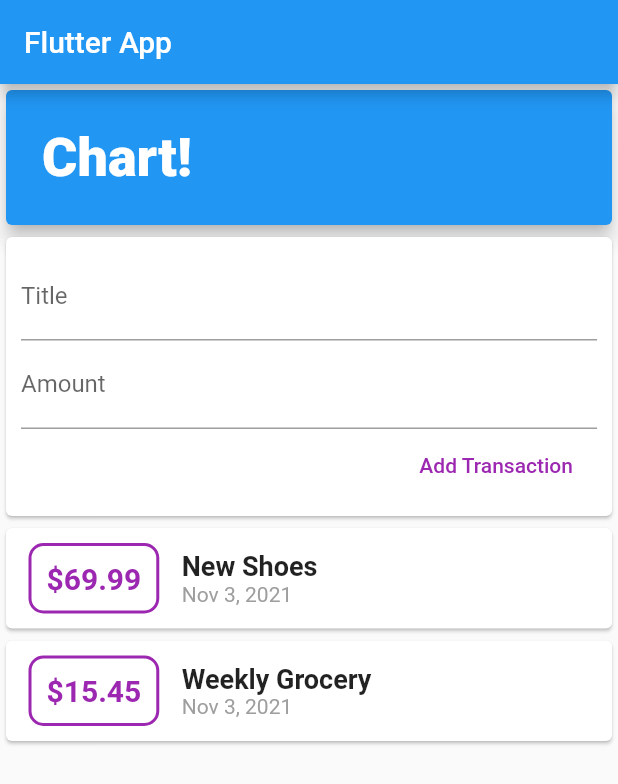
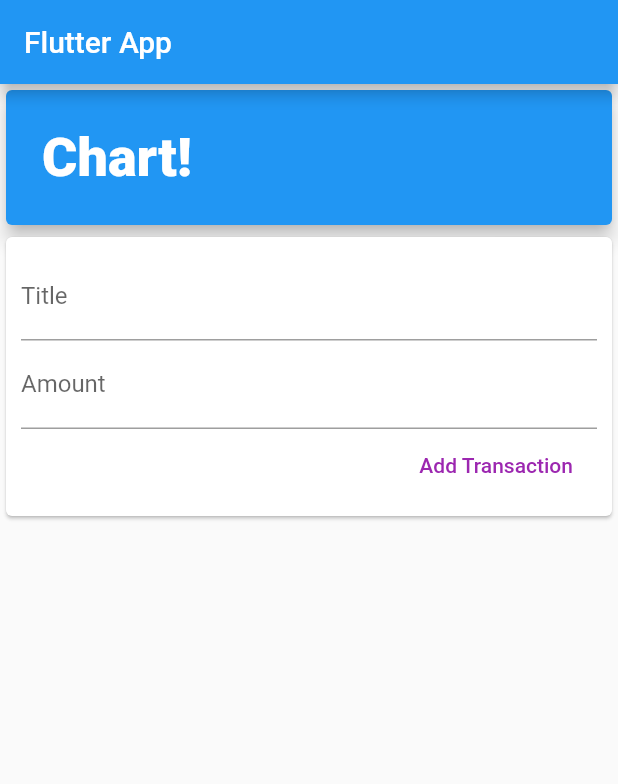
Before and after one commit to hoseinABH/expense-tracker, a Flutter app: the screen it shows after launch, on a phone screen of 412 x 824 dp. Shown: the top 784 px of the screen. Run offline on Flutter 3.47's test engine with Material 2 defaults, Android fonts, the phone set to English and light mode, and no system bars.

Commit message:
add type for amount textField

```diff
--- a/lib/widgets/new_transaction.dart
+++ b/lib/widgets/new_transaction.dart
@@ -23,6 +23,7 @@ class NewTransaction extends StatelessWidget {
             TextField(
               decoration: InputDecoration(labelText: 'Amount'),
               controller: amountController,
+              keyboardType: TextInputType.numberWithOptions(decimal: true),
             ),
             FlatButton(
               onPressed: () => addNewTx(
--- a/lib/widgets/user_transactions.dart
+++ b/lib/widgets/user_transactions.dart
@@ -11,12 +11,7 @@ class UserTransactions extends StatefulWidget {
 }
 
 class _UserTransactionsState extends State<UserTransactions> {
-  final List<Transaction> _userTransactions = [
-    Transaction(
-        id: 't1', title: 'New Shoes', amount: 69.99, date: DateTime.now()),
-    Transaction(
-        id: 't2', title: 'Weekly Grocery', amount: 15.45, date: DateTime.now()),
-  ];
+  final List<Transaction> _userTransactions = [];
 
   void _addNewTransaction(String txTitle, double txAmount) {
     final newTx = Transaction(
```
